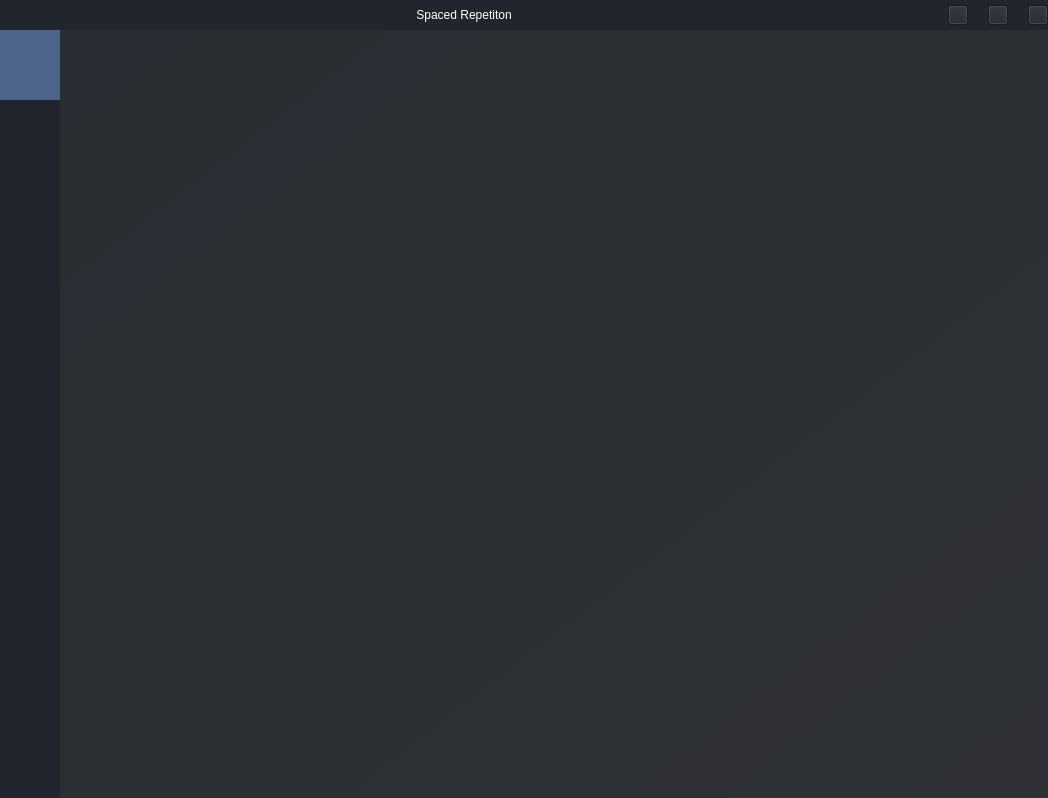
The window that ui/main.ui (DenisPald/spaced-repetition) describes before a commit, drawn with Qt 5.
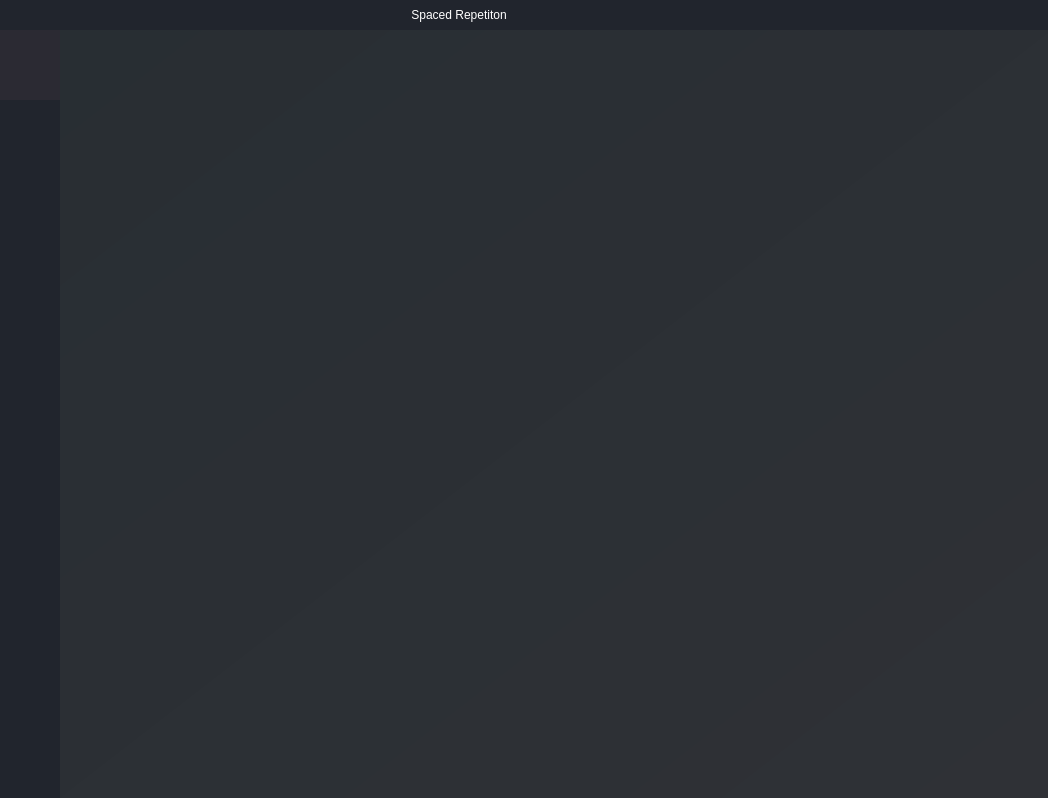
The same window after the commit. Icons and pictures are not drawn.

Commit message: GUI ver3.0; title bar, tray is fully working now

```diff
--- a/ui/main.ui
+++ b/ui/main.ui
@@ -85,7 +85,7 @@
         <number>0</number>
        </property>
        <property name="rightMargin">
-        <number>0</number>
+        <number>10</number>
        </property>
        <property name="bottomMargin">
         <number>0</number>
@@ -93,7 +93,8 @@
        <item>
         <widget class="QLabel" name="app_name_label">
          <property name="styleSheet">
-          <string notr="true">color: #fff;</string>
+          <string notr="true">color: #fff;
+border: 0px solid;</string>
          </property>
          <property name="text">
           <string>Spaced Repetiton</string>
@@ -112,7 +113,7 @@
           </size>
          </property>
          <property name="styleSheet">
-          <string notr="true"/>
+          <string notr="true">border: 0px solid;</string>
          </property>
          <property name="text">
           <string/>
@@ -132,7 +133,7 @@
           </size>
          </property>
          <property name="styleSheet">
-          <string notr="true">color :#fff;</string>
+          <string notr="true">border: 0px solid;</string>
          </property>
          <property name="text">
           <string/>
@@ -152,7 +153,7 @@
           </size>
          </property>
          <property name="styleSheet">
-          <string notr="true">color: #fff;</string>
+          <string notr="true">border: 0px solid;</string>
          </property>
          <property name="text">
           <string/>
@@ -161,6 +162,12 @@
           <iconset>
            <normaloff>close.png</normaloff>close.png</iconset>
          </property>
+         <property name="iconSize">
+          <size>
+           <width>25</width>
+           <height>25</height>
+          </size>
+         </property>
         </widget>
        </item>
       </layout>
@@ -168,6 +175,9 @@
     </item>
     <item>
      <widget class="QWidget" name="app_widget" native="true">
+      <property name="styleSheet">
+       <string notr="true">background: qlineargradient(spread:pad, x1:0, y1:0, x2:1, y2:1, stop:0 #282e33, stop:1 #2f3136)</string>
+      </property>
       <layout class="QHBoxLayout" name="horizontalLayout">
        <property name="spacing">
         <number>0</number>
@@ -265,7 +275,7 @@
                </property>
                <property name="styleSheet">
                 <string notr="true">border: 0px solid;
-background: #4d648d;
+background: #2b2a33;
 </string>
                </property>
                <property name="text">
```
Left out of the diff: 2 changed lines with no effect on the pictures. The commit also changes 4 other files.
